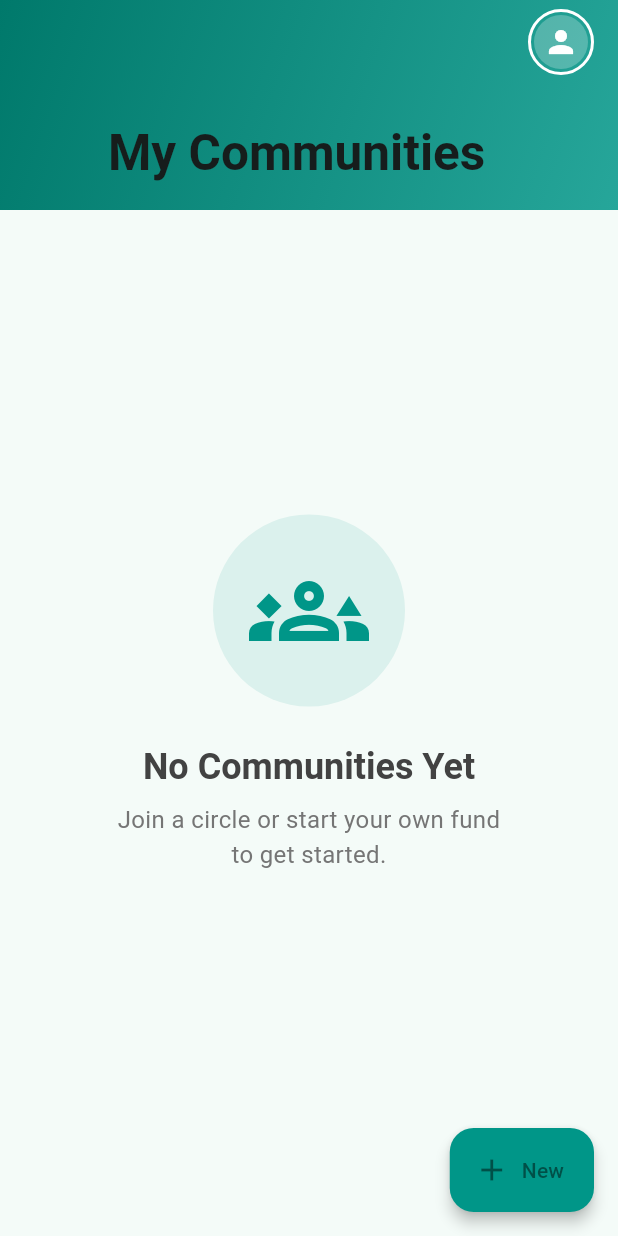
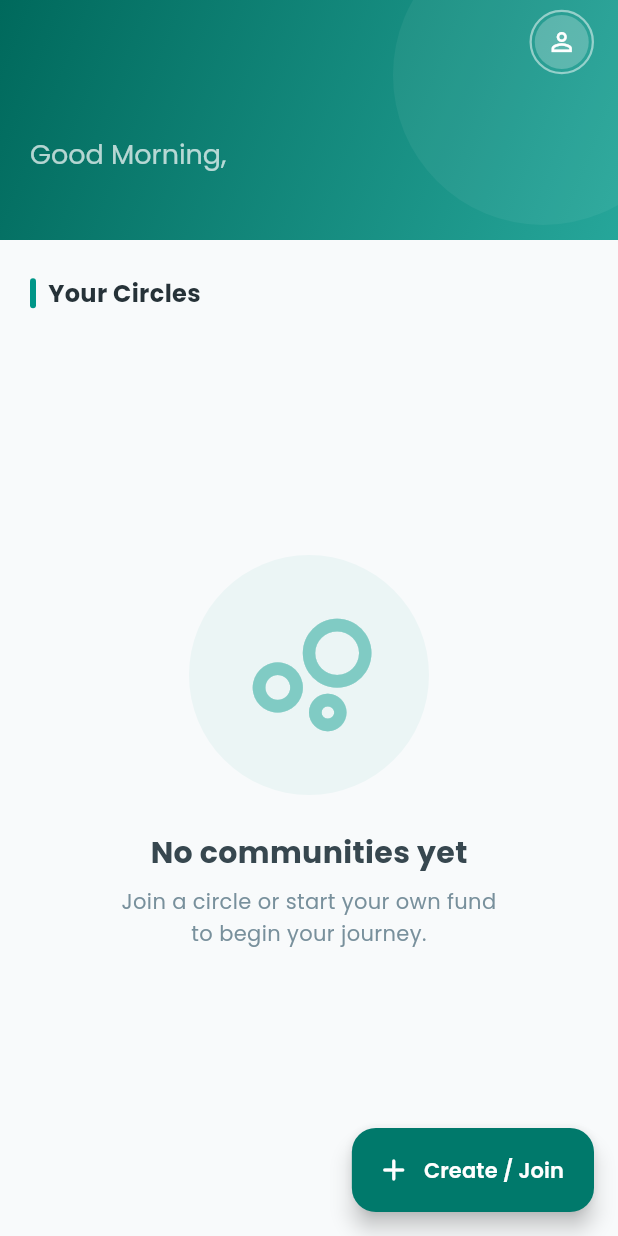
Before and after one commit to AbdullahRFA/stake_grow, a Flutter app: the screen it shows once a user with an empty profile is signed in, on a phone screen of 412 x 824 dp. Run offline on Flutter 3.47's test engine with Material 3 defaults, Android fonts, the phone set to English and light mode, and no system bars; our stand-ins replace cloud_firestore, firebase_auth, firebase_core, flutter_hooks, flutter_riverpod, fpdart and 5 more; accounts and stored records are empty.

Commit message:
feat(home): replace static title with dynamic user greeting
- Implemented dynamic time-based greeting logic (Morning/Afternoon/Evening).
- Updated SliverAppBar title to display user's first name with a stylized RichText greeting.
- Optimized visual hierarchy by pairing a smaller greeting label with a bold username.

Signed-off-by: AbdullahRFA <shakibrybmn@gmail.com>

```diff
--- a/lib/features/community/presentation/screens/home_screen.dart
+++ b/lib/features/community/presentation/screens/home_screen.dart
@@ -1,6 +1,8 @@
+import 'package:firebase_auth/firebase_auth.dart'; // Ensure Firebase Auth is imported
 import 'package:flutter/material.dart';
 import 'package:flutter_riverpod/flutter_riverpod.dart';
 import 'package:go_router/go_router.dart';
+import 'package:google_fonts/google_fonts.dart';
 import 'package:stake_grow/core/common/loader.dart';
 import 'package:stake_grow/features/auth/data/auth_repository.dart';
 import 'package:stake_grow/features/community/presentation/community_controller.dart';
@@ -12,51 +14,116 @@ class HomeScreen extends ConsumerWidget {
   @override
   Widget build(BuildContext context, WidgetRef ref) {
     final communitiesAsyncValue = ref.watch(userCommunitiesProvider);
+    final user = FirebaseAuth.instance.currentUser;
     final theme = Theme.of(context);
 
+    // Dynamic Greeting Logic
+    final String greeting = _getGreeting();
+    final String userName = user?.displayName?.split(' ').first ?? 'User';
+
     return Scaffold(
-      backgroundColor: theme.scaffoldBackgroundColor,
+      backgroundColor: const Color(0xFFF8FAFB),
       body: CustomScrollView(
         physics: const BouncingScrollPhysics(),
         slivers: [
-          // 1. Premium Sliver App Bar
+          // 1. Premium Sliver App Bar with Dynamic Greeting
           SliverAppBar(
-            expandedHeight: 140.0,
-            floating: true,
+            expandedHeight: 160.0,
+            floating: false,
             pinned: true,
-            backgroundColor: Colors.teal,
+            elevation: 0,
+            backgroundColor: Colors.teal.shade700,
+            centerTitle: false,
+            titleSpacing: 20,
             flexibleSpace: FlexibleSpaceBar(
-              title: const Text('My Communities', style: TextStyle(fontWeight: FontWeight.bold)),
-              centerTitle: false,
-              background: Container(
+              titlePadding: const EdgeInsets.only(left: 20, bottom: 16),
+              title: RichText(
+                text: TextSpan(
+                  children: [
+                    TextSpan(
+                      text: '$greeting, \n',
+                      style: GoogleFonts.poppins(
+                        fontSize: 12,
+                        fontWeight: FontWeight.w400,
+                        color: Colors.white70,
+                      ),
+                    ),
+                    TextSpan(
+                      text: userName,
+                      style: GoogleFonts.poppins(
+                        fontSize: 18,
+                        fontWeight: FontWeight.bold,
+                        color: Colors.white,
+                      ),
+                    ),
+                  ],
+                ),
+              ),
+              background: Stack(
+                fit: StackFit.expand,
+                children: [
+                  Container(
                     decoration: BoxDecoration(
                       gradient: LinearGradient(
                         begin: Alignment.topLeft,
                         end: Alignment.bottomRight,
-                    colors: [Colors.teal.shade700, Colors.teal.shade400],
+                        colors: [Colors.teal.shade800, Colors.teal.shade400],
                       ),
                     ),
                   ),
+                  Positioned(
+                    top: -50,
+                    right: -50,
+                    child: CircleAvatar(
+                      radius: 100,
+                      backgroundColor: Colors.white.withOpacity(0.05),
+                    ),
+                  ),
+                ],
+              ),
             ),
             actions: [
-              _buildProfileMenu(context, ref),
-              const SizedBox(width: 16),
+              Padding(
+                padding: const EdgeInsets.only(right: 16),
+                child: _buildProfileMenu(context, ref),
+              ),
             ],
           ),
 
-          // 2. Content Body
+          // 2. Section Header
+          SliverToBoxAdapter(
+            child: Padding(
+              padding: const EdgeInsets.fromLTRB(20, 24, 20, 12),
+              child: Row(
+                children: [
+                  Container(
+                    width: 4,
+                    height: 20,
+                    decoration: BoxDecoration(
+                      color: Colors.teal,
+                      borderRadius: BorderRadius.circular(2),
+                    ),
+                  ),
+                  const SizedBox(width: 8),
+                  Text(
+                    "Your Circles",
+                    style: GoogleFonts.poppins(
+                      fontSize: 16,
+                      fontWeight: FontWeight.w700,
+                      color: Colors.blueGrey.shade900,
+                    ),
+                  ),
+                ],
+              ),
+            ),
+          ),
+
+          // 3. Content Body
           communitiesAsyncValue.when(
             loading: () => const SliverFillRemaining(child: Center(child: Loader())),
             error: (error, stack) => SliverFillRemaining(
               child: Center(
-                child: Column(
-                  mainAxisSize: MainAxisSize.min,
-                  children: [
-                    Icon(Icons.error_outline, size: 48, color: theme.colorScheme.error),
-                    const SizedBox(height: 16),
-                    Text('Something went wrong', style: theme.textTheme.bodyLarge),
-                  ],
-                ),
+                child: Text('Failed to load communities', style: theme.textTheme.bodyLarge),
               ),
             ),
             data: (communities) {
@@ -65,13 +132,11 @@ class HomeScreen extends ConsumerWidget {
               }
 
               return SliverPadding(
-                padding: const EdgeInsets.symmetric(horizontal: 16, vertical: 12),
+                padding: const EdgeInsets.symmetric(horizontal: 16),
                 sliver: SliverList(
                   delegate: SliverChildBuilderDelegate(
                         (context, index) {
                       final community = communities[index];
-                      // Adding a subtle fade-in/slide effect could go here,
-                      // but keeping it clean for now.
                       return Padding(
                         padding: const EdgeInsets.only(bottom: 12),
                         child: CommunityCard(
@@ -88,34 +153,46 @@ class HomeScreen extends ConsumerWidget {
               );
             },
           ),
+          const SliverToBoxAdapter(child: SizedBox(height: 100)),
         ],
       ),
       floatingActionButton: FloatingActionButton.extended(
         onPressed: () => _showActionBottomSheet(context),
-        backgroundColor: Colors.teal,
-        icon: const Icon(Icons.add),
-        label: const Text("New"),
-        elevation: 4,
+        backgroundColor: Colors.teal.shade700,
+        icon: const Icon(Icons.add_rounded, color: Colors.white),
+        label: Text(
+          "Create / Join",
+          style: GoogleFonts.poppins(fontWeight: FontWeight.w600, color: Colors.white),
+        ),
+        elevation: 6,
+        shape: RoundedRectangleBorder(borderRadius: BorderRadius.circular(16)),
       ),
     );
   }
 
-  // --- Widgets Refactored for Cleanliness ---
+  String _getGreeting() {
+    final hour = DateTime.now().hour;
+    if (hour < 12) return 'Good Morning';
+    if (hour < 17) return 'Good Afternoon';
+    return 'Good Evening';
+  }
 
+  // --- Profile Menu with Corrected Alignment ---
   Widget _buildProfileMenu(BuildContext context, WidgetRef ref) {
     return PopupMenuButton<String>(
       offset: const Offset(0, 50),
-      shape: RoundedRectangleBorder(borderRadius: BorderRadius.circular(16)),
+      elevation: 10,
+      shape: RoundedRectangleBorder(borderRadius: BorderRadius.circular(20)),
       child: Container(
         padding: const EdgeInsets.all(2),
         decoration: BoxDecoration(
           shape: BoxShape.circle,
-          border: Border.all(color: Colors.white, width: 2),
+          border: Border.all(color: Colors.white.withOpacity(0.5), width: 1.5),
         ),
         child: const CircleAvatar(
           backgroundColor: Colors.white24,
           radius: 18,
-          child: Icon(Icons.person, color: Colors.white),
+          child: Icon(Icons.person_outline, color: Colors.white, size: 20),
         ),
       ),
       onSelected: (value) {
@@ -126,21 +203,21 @@ class HomeScreen extends ConsumerWidget {
         }
       },
       itemBuilder: (context) => [
-        const PopupMenuItem(
+        PopupMenuItem(
           value: 'profile',
           child: ListTile(
-            leading: Icon(Icons.settings, color: Colors.teal),
-            title: Text('Edit Profile'),
+            leading: const Icon(Icons.settings_outlined, color: Colors.teal),
+            title: Text('Edit Profile', style: GoogleFonts.poppins(fontSize: 14)),
             contentPadding: EdgeInsets.zero,
             dense: true,
           ),
         ),
         const PopupMenuDivider(),
-        const PopupMenuItem(
+        PopupMenuItem(
           value: 'logout',
           child: ListTile(
-            leading: Icon(Icons.logout, color: Colors.redAccent),
-            title: Text('Log Out', style: TextStyle(color: Colors.redAccent)),
+            leading: const Icon(Icons.logout_rounded, color: Colors.redAccent),
+            title: Text('Sign Out', style: GoogleFonts.poppins(fontSize: 14, color: Colors.redAccent)),
             contentPadding: EdgeInsets.zero,
             dense: true,
           ),
@@ -157,26 +234,27 @@ class HomeScreen extends ConsumerWidget {
           mainAxisAlignment: MainAxisAlignment.center,
           children: [
             Container(
-              padding: const EdgeInsets.all(24),
+              padding: const EdgeInsets.all(30),
               decoration: BoxDecoration(
-                color: Colors.teal.withOpacity(0.1),
+                color: Colors.teal.withOpacity(0.05),
                 shape: BoxShape.circle,
               ),
-              child: const Icon(Icons.groups_3_outlined, size: 80, color: Colors.teal),
+              child: Icon(Icons.bubble_chart_outlined, size: 100, color: Colors.teal.shade200),
             ),
             const SizedBox(height: 24),
             Text(
-              'No Communities Yet',
-              style: Theme.of(context).textTheme.headlineSmall?.copyWith(
+              'No communities yet',
+              style: GoogleFonts.poppins(
+                fontSize: 20,
                 fontWeight: FontWeight.bold,
-                color: Colors.grey[800],
+                color: Colors.blueGrey.shade800,
               ),
             ),
             const SizedBox(height: 8),
             Text(
-              'Join a circle or start your own fund\nto get started.',
+              'Join a circle or start your own fund\nto begin your journey.',
               textAlign: TextAlign.center,
-              style: TextStyle(fontSize: 16, color: Colors.grey[600]),
+              style: GoogleFonts.poppins(color: Colors.blueGrey.shade400, height: 1.5),
             ),
             const SizedBox(height: 40),
           ],
@@ -188,52 +266,51 @@ class HomeScreen extends ConsumerWidget {
   void _showActionBottomSheet(BuildContext context) {
     showModalBottomSheet(
       context: context,
-      backgroundColor: Theme.of(context).scaffoldBackgroundColor,
-      shape: const RoundedRectangleBorder(
-        borderRadius: BorderRadius.vertical(top: Radius.circular(24)),
+      isScrollControlled: true,
+      backgroundColor: Colors.transparent,
+      builder: (context) => Container(
+        decoration: const BoxDecoration(
+          color: Colors.white,
+          borderRadius: BorderRadius.vertical(top: Radius.circular(32)),
         ),
-      builder: (context) {
-        return Padding(
-          padding: const EdgeInsets.fromLTRB(20, 10, 20, 30),
+        padding: const EdgeInsets.fromLTRB(24, 12, 24, 40),
         child: Column(
           mainAxisSize: MainAxisSize.min,
           children: [
-              // Drag Handle
             Container(
               width: 40,
               height: 4,
               decoration: BoxDecoration(
-                  color: Colors.grey[300],
+                color: Colors.grey[200],
                 borderRadius: BorderRadius.circular(2),
               ),
             ),
+            const SizedBox(height: 32),
+            Text(
+              "Launch Growth",
+              style: GoogleFonts.poppins(fontSize: 22, fontWeight: FontWeight.w800),
+            ),
             const SizedBox(height: 24),
-              const Text(
-                'Get Started',
-                style: TextStyle(fontSize: 20, fontWeight: FontWeight.bold),
-              ),
-              const SizedBox(height: 20),
             _buildActionTile(
               context,
-                icon: Icons.add_circle_outline,
+              icon: Icons.add_business_rounded,
               color: Colors.teal,
               title: 'Create New Community',
-                subtitle: 'Become an admin & manage funds',
+              subtitle: 'Lead a circle and manage shared funds',
               onTap: () => context.push('/create-community'),
             ),
             const SizedBox(height: 12),
             _buildActionTile(
               context,
-                icon: Icons.diversity_3, // Modern "Join" icon
+              icon: Icons.group_add_rounded,
               color: Colors.indigo,
-                title: 'Join Existing Community',
-                subtitle: 'Use an invite code to enter',
+              title: 'Join with Code',
+              subtitle: 'Use an invite code to enter a circle',
               onTap: () => context.push('/join-community'),
             ),
           ],
         ),
-        );
-      },
+      ),
     );
   }
 
@@ -245,36 +322,39 @@ class HomeScreen extends ConsumerWidget {
         required String subtitle,
         required VoidCallback onTap,
       }) {
-    return Container(
-      decoration: BoxDecoration(
-        color: Theme.of(context).cardColor,
-        borderRadius: BorderRadius.circular(16),
-        border: Border.all(color: Colors.grey.withOpacity(0.1)),
-        boxShadow: [
-          BoxShadow(
-            color: Colors.black.withOpacity(0.03),
-            blurRadius: 10,
-            offset: const Offset(0, 4),
-          ),
-        ],
-      ),
-      child: ListTile(
-        contentPadding: const EdgeInsets.all(16),
-        leading: Container(
-          padding: const EdgeInsets.all(12),
-          decoration: BoxDecoration(
-            color: color.withOpacity(0.1),
-            borderRadius: BorderRadius.circular(12),
-          ),
-          child: Icon(icon, color: color, size: 28),
-        ),
-        title: Text(title, style: const TextStyle(fontWeight: FontWeight.bold)),
-        subtitle: Text(subtitle, style: TextStyle(fontSize: 12, color: Colors.grey[600])),
-        trailing: const Icon(Icons.arrow_forward_ios, size: 16, color: Colors.grey),
+    return InkWell(
       onTap: () {
         Navigator.pop(context);
         onTap();
       },
+      borderRadius: BorderRadius.circular(20),
+      child: Container(
+        padding: const EdgeInsets.all(16),
+        decoration: BoxDecoration(
+          borderRadius: BorderRadius.circular(20),
+          color: color.withOpacity(0.04),
+          border: Border.all(color: color.withOpacity(0.1)),
+        ),
+        child: Row(
+          children: [
+            Container(
+              padding: const EdgeInsets.all(12),
+              decoration: BoxDecoration(color: color, borderRadius: BorderRadius.circular(16)),
+              child: Icon(icon, color: Colors.white, size: 24),
+            ),
+            const SizedBox(width: 16),
+            Expanded(
+              child: Column(
+                crossAxisAlignment: CrossAxisAlignment.start,
+                children: [
+                  Text(title, style: GoogleFonts.poppins(fontWeight: FontWeight.w700, fontSize: 15)),
+                  Text(subtitle, style: GoogleFonts.poppins(fontSize: 12, color: Colors.blueGrey.shade400)),
+                ],
+              ),
+            ),
+            const Icon(Icons.chevron_right_rounded, color: Colors.blueGrey),
+          ],
+        ),
       ),
     );
   }
```
Lines whose indentation alone changed are shown as unchanged.
